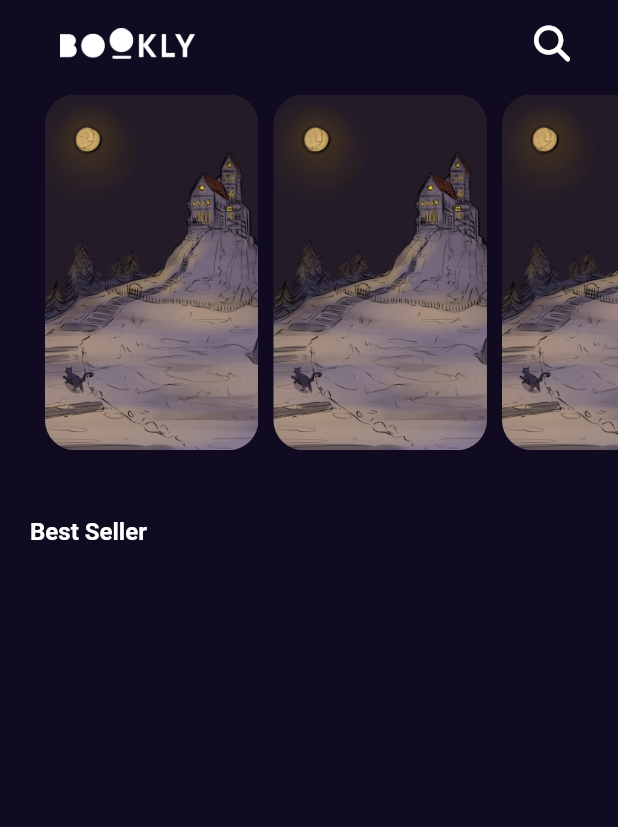
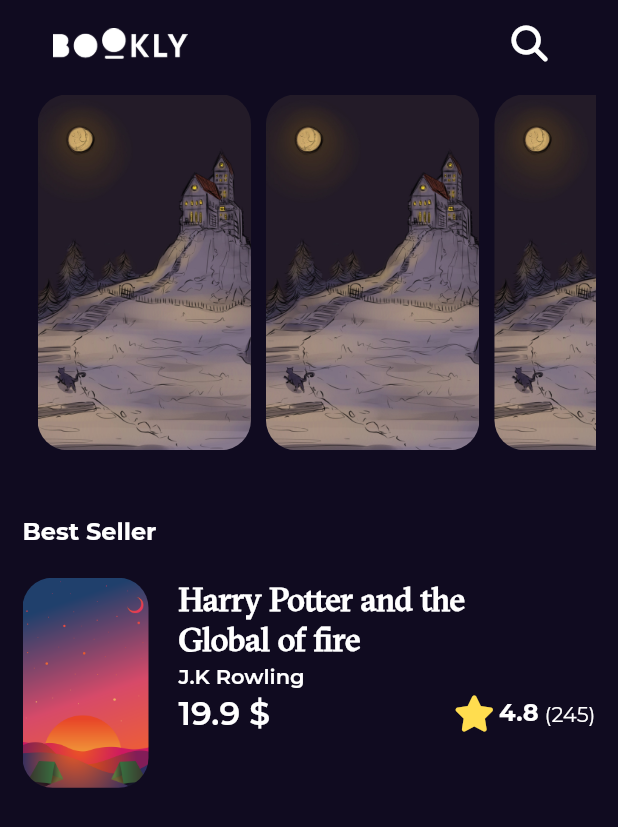
Before and after one commit to AsmaaElbanna/bookly_app, a Flutter app: the screen it shows after launch, on a phone screen of 412 x 824 dp. Shown: the top 827 px of the screen. Run offline on Flutter 3.47's test engine with Material 2 defaults, Android fonts, the phone set to English and light mode, and no system bars; our stand-ins replace font_awesome_flutter, get, google_fonts.

Commit message:
best seller item

```diff
--- a/lib/assets.dart
+++ b/lib/assets.dart
@@ -1,4 +1,5 @@
 class AssetData{
   static const logo = 'assets/images/Logo.png';
   static const testImage = 'assets/images/test_night.jpg';
+  static const testImage2 = 'assets/images/test_camp.png';
 }
--- a/lib/main.dart
+++ b/lib/main.dart
@@ -2,6 +2,7 @@ import 'package:bookly_app/const.dart';
 import 'package:bookly_app/screens/splash_screen.dart';
 import 'package:flutter/material.dart';
 import 'package:get/get_navigation/src/root/get_material_app.dart';
+import 'package:google_fonts/google_fonts.dart';
 
 void main() {
   runApp(const MyApp());
@@ -17,7 +18,8 @@ class MyApp extends StatelessWidget {
       debugShowCheckedModeBanner: false,
       title: 'Flutter Demo',
       theme: ThemeData.dark().copyWith(
-        scaffoldBackgroundColor: kPrimaryColor
+        scaffoldBackgroundColor: kPrimaryColor,
+        textTheme: GoogleFonts.montserratTextTheme(ThemeData.dark().textTheme)
       ),
       home: const SplashScreen(),
     );
--- a/lib/screens/home/home_screen.dart
+++ b/lib/screens/home/home_screen.dart
@@ -1,7 +1,9 @@
+import 'package:bookly_app/screens/home/widgets/best_seller_list_item.dart';
 import 'package:bookly_app/screens/home/widgets/custom_app_bar.dart';
-import 'package:bookly_app/screens/home/widgets/custom_list_item.dart';
+import 'package:bookly_app/screens/home/widgets/book_list_item.dart';
 import 'package:bookly_app/styles.dart';
 import 'package:flutter/material.dart';
+import 'package:google_fonts/google_fonts.dart';
 
 class HomeScreen extends StatelessWidget {
   const HomeScreen({Key? key}) : super(key: key);
@@ -11,17 +13,21 @@ class HomeScreen extends StatelessWidget {
     return SafeArea(
       child: Scaffold(
         body: Padding(
-          padding: const EdgeInsets.only(left: 20),
+          padding: const EdgeInsets.symmetric(horizontal: 15),
           child: Column(
             crossAxisAlignment: CrossAxisAlignment.start,
-            children:  const [
+            children: const [
               CustomAppBar(),
               FeaturedBooksList(),
-              SizedBox(height: 40,),
-              Text('Best Seller',
-              style: Styles.titleMedium,)
-
-
+              SizedBox(
+                height: 40,
+              ),
+              Text(
+                'Best Seller',
+                style: Styles.textStyle16,
+              ),
+              SizedBox(height: 20),
+              BestSellerItem()
             ],
           ),
         ),
@@ -36,17 +42,18 @@ class FeaturedBooksList extends StatelessWidget {
   @override
   Widget build(BuildContext context) {
     return SizedBox(
-      height:MediaQuery.of(context).size.height *.3,
+      height: MediaQuery.of(context).size.height * .3,
       child: Padding(
         padding: EdgeInsets.only(left: 5),
         child: ListView.builder(
           itemCount: 5,
           scrollDirection: Axis.horizontal,
           itemBuilder: (context, index) {
-            return const Padding(padding: EdgeInsets.symmetric(vertical: 5,horizontal: 5),
-            child: CustomItem());
-
-        },),
+            return const Padding(
+                padding: EdgeInsets.symmetric(vertical: 5, horizontal: 5),
+                child: CustomItem());
+          },
+        ),
       ),
     );
   }
--- /dev/null
+++ b/lib/screens/home/widgets/best_seller_list_item.dart
@@ -0,0 +1,63 @@
+import 'package:bookly_app/screens/home/widgets/book_rating.dart';
+import 'package:bookly_app/styles.dart';
+import 'package:flutter/material.dart';
+
+import '../../../assets.dart';
+import '../../../const.dart';
+
+class BestSellerItem extends StatelessWidget {
+  const BestSellerItem({Key? key}) : super(key: key);
+
+  @override
+  Widget build(BuildContext context) {
+    return Row(
+      // mainAxisAlignment: MainAxisAlignment.start,
+      crossAxisAlignment: CrossAxisAlignment.start,
+      children: [
+        SizedBox(
+          height: 140,
+          child: AspectRatio(
+            aspectRatio: 1.5 / 2.5,
+            child: Container(
+              decoration: BoxDecoration(
+                  borderRadius: BorderRadius.circular(20),
+                  image: const DecorationImage(
+                      image: AssetImage(AssetData.testImage2),
+                      fit: BoxFit.cover)),
+            ),
+          ),
+        ),
+        const SizedBox(width: 20),
+        Expanded(
+          child: Column(
+            // mainAxisAlignment: MainAxisAlignment.start,
+            crossAxisAlignment: CrossAxisAlignment.start,
+            children: [
+              SizedBox(
+                width: MediaQuery.of(context).size.width * .58,
+                child: Text(
+                  'Harry Potter and the Global of fire',
+                  style: Styles.textStyle22.copyWith(fontFamily: kGtSectraFine),
+                  maxLines: 2,
+                  overflow: TextOverflow.ellipsis,
+                ),
+
+              ),
+              const SizedBox(height: 3),
+              const Text('J.K Rowling',style: Styles.textStyle14),
+              const SizedBox(height: 3),
+             Row(
+               mainAxisAlignment: MainAxisAlignment.spaceBetween,
+               children: const [
+                 Text('19.9 \$',style: Styles.textStyle22),
+                 BookRating()
+               ],
+             )
+
+            ],
+          ),
+        )
+      ],
+    );
+  }
+}
--- /dev/null
+++ b/lib/screens/home/widgets/book_rating.dart
@@ -0,0 +1,24 @@
+import 'package:bookly_app/styles.dart';
+import 'package:flutter/material.dart';
+import 'package:font_awesome_flutter/font_awesome_flutter.dart';
+
+class BookRating extends StatelessWidget {
+  const BookRating({Key? key}) : super(key: key);
+
+  @override
+  Widget build(BuildContext context) {
+    return Row(
+      children: const [
+        Icon(
+          FontAwesomeIcons.solidStar,
+          color: Color(0xffFFDD4F),
+        ),
+        SizedBox(width: 6),
+        Text('4.8',style: Styles.textStyle16),
+        SizedBox(width: 4),
+
+        Text('(245)')
+      ],
+    );
+  }
+}
--- a/lib/styles.dart
+++ b/lib/styles.dart
@@ -2,8 +2,16 @@
 import 'package:flutter/material.dart';
 
 abstract class Styles{
-  static const titleMedium = TextStyle(
+  static const textStyle16 = TextStyle(
     fontSize: 16,
+    fontWeight: FontWeight.bold /// semi bold
+  );
+  static const textStyle14 = TextStyle(
+    fontSize: 14,
+    fontWeight: FontWeight.w600   /// semi bold
+  );
+  static const textStyle22 = TextStyle(
+    fontSize: 22,
     fontWeight: FontWeight.w600   /// semi bold
   );
 }
```
Also changed, not shown: pubspec.yaml (+5 -17 lines), assets/fonts/GT Sectra Fine Regular.ttf (added), assets/images/test_camp.png (added), lib/screens/home/widgets/book_list_item.dart (renamed from lib/screens/home/widgets/custom_list_item.dart), pubspec.lock.
